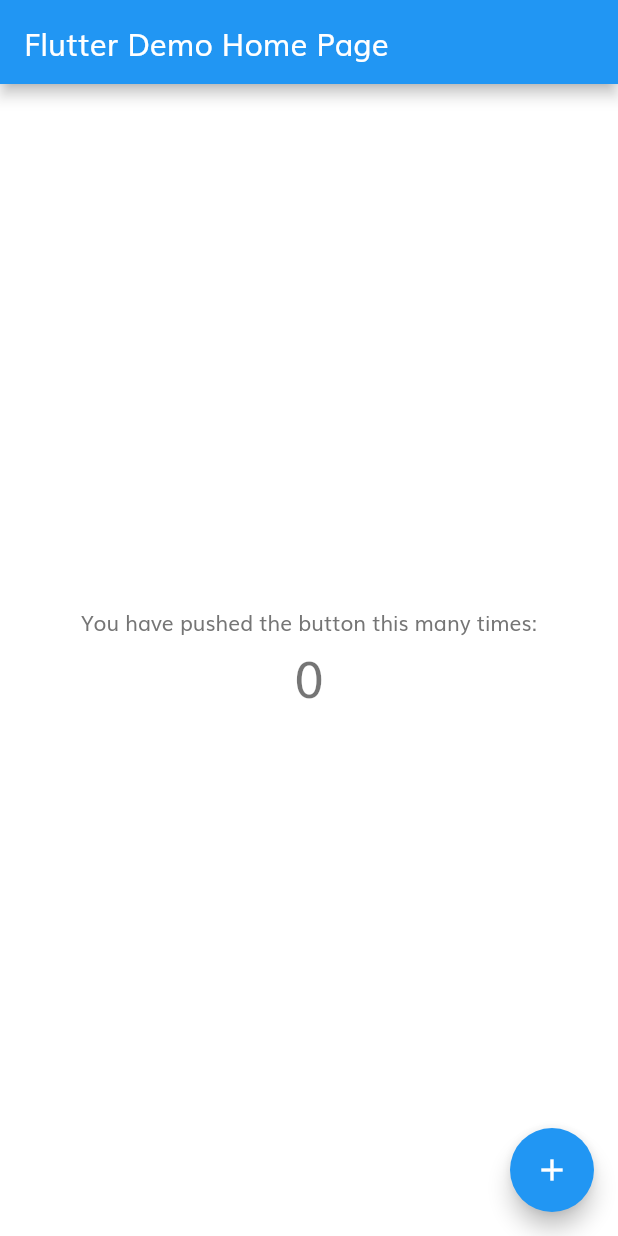
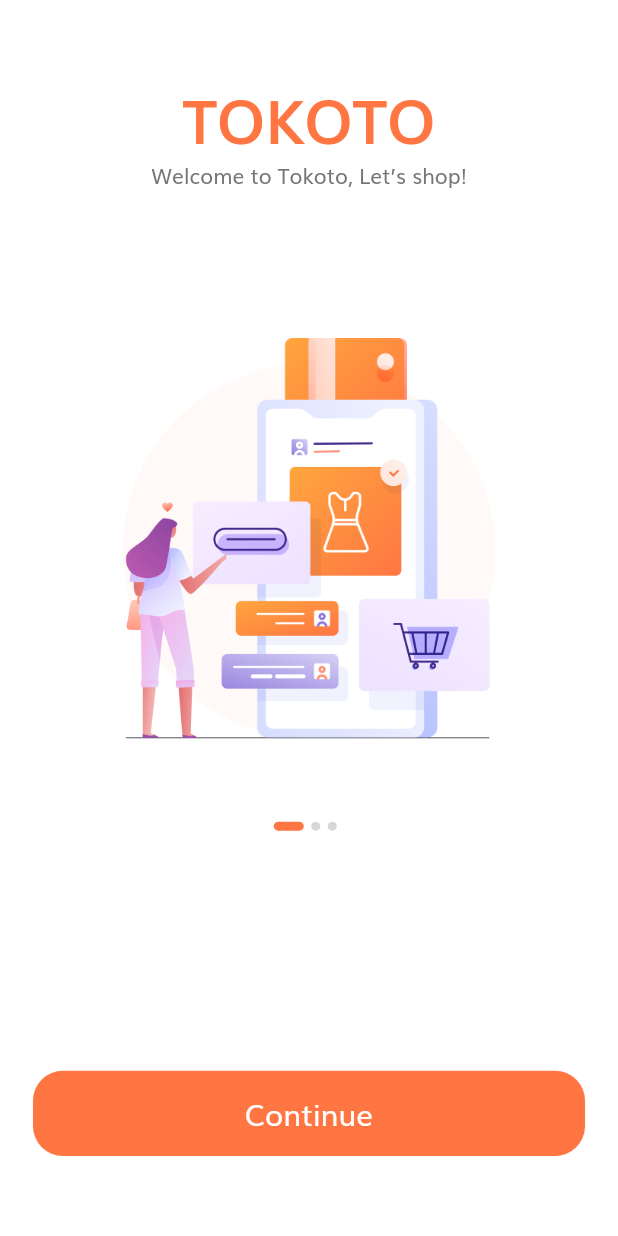
Before and after one commit to boytpcm123/shop_app, a Flutter app: the screen it shows after launch, on a phone screen of 412 x 824 dp. Run offline on Flutter 3.47's test engine with Material 2 defaults, Android fonts, the phone set to English and light mode, and no system bars.

Commit message:
Add splash screen

```diff
--- /dev/null
+++ b/lib/components/default_button.dart
@@ -0,0 +1,37 @@
+import 'package:flutter/material.dart';
+
+import '../constants.dart';
+import '../size_config.dart';
+
+class DefaultButton extends StatelessWidget {
+  const DefaultButton({
+    Key key,
+    this.text,
+    this.press,
+  }) : super(key: key);
+
+  final String text;
+  final Function press;
+
+  @override
+  Widget build(BuildContext context) {
+    return SizedBox(
+      width: double.infinity,
+      height: getProportionateScreenHeight(56),
+      child: FlatButton(
+        shape: RoundedRectangleBorder(
+          borderRadius: BorderRadius.circular(20),
+        ),
+        color: kPrimaryColor,
+        onPressed: press,
+        child: Text(
+          text,
+          style: TextStyle(
+            fontSize: getProportionateScreenWidth(18),
+            color: Colors.white,
+          ),
+        ),
+      ),
+    );
+  }
+}
--- a/lib/main.dart
+++ b/lib/main.dart
@@ -1,5 +1,7 @@
 import 'package:flutter/material.dart';
 import 'package:shop_app/constants.dart';
+import 'package:shop_app/routes.dart';
+import 'package:shop_app/screens/splash/splash_screen.dart';
 
 void main() {
   runApp(MyApp());
@@ -10,6 +12,7 @@ class MyApp extends StatelessWidget {
   @override
   Widget build(BuildContext context) {
     return MaterialApp(
+      debugShowCheckedModeBanner: false,
       title: 'Flutter Demo',
       theme: ThemeData(
         scaffoldBackgroundColor: Colors.white,
@@ -20,92 +23,9 @@ class MyApp extends StatelessWidget {
         ),
         visualDensity: VisualDensity.adaptivePlatformDensity,
       ),
-      home: MyHomePage(title: 'Flutter Demo Home Page'),
+      //home: SplashScreen(),
+      initialRoute: SplashScreen.routeName,
+      routes: routes,
     );
   }
 }
-
-class MyHomePage extends StatefulWidget {
-  MyHomePage({Key key, this.title}) : super(key: key);
-
-  // This widget is the home page of your application. It is stateful, meaning
-  // that it has a State object (defined below) that contains fields that affect
-  // how it looks.
-
-  // This class is the configuration for the state. It holds the values (in this
-  // case the title) provided by the parent (in this case the App widget) and
-  // used by the build method of the State. Fields in a Widget subclass are
-  // always marked "final".
-
-  final String title;
-
-  @override
-  _MyHomePageState createState() => _MyHomePageState();
-}
-
-class _MyHomePageState extends State<MyHomePage> {
-  int _counter = 0;
-
-  void _incrementCounter() {
-    setState(() {
-      // This call to setState tells the Flutter framework that something has
-      // changed in this State, which causes it to rerun the build method below
-      // so that the display can reflect the updated values. If we changed
-      // _counter without calling setState(), then the build method would not be
-      // called again, and so nothing would appear to happen.
-      _counter++;
-    });
-  }
-
-  @override
-  Widget build(BuildContext context) {
-    // This method is rerun every time setState is called, for instance as done
-    // by the _incrementCounter method above.
-    //
-    // The Flutter framework has been optimized to make rerunning build methods
-    // fast, so that you can just rebuild anything that needs updating rather
-    // than having to individually change instances of widgets.
-    return Scaffold(
-      appBar: AppBar(
-        // Here we take the value from the MyHomePage object that was created by
-        // the App.build method, and use it to set our appbar title.
-        title: Text(widget.title),
-      ),
-      body: Center(
-        // Center is a layout widget. It takes a single child and positions it
-        // in the middle of the parent.
-        child: Column(
-          // Column is also a layout widget. It takes a list of children and
-          // arranges them vertically. By default, it sizes itself to fit its
-          // children horizontally, and tries to be as tall as its parent.
-          //
-          // Invoke "debug painting" (press "p" in the console, choose the
-          // "Toggle Debug Paint" action from the Flutter Inspector in Android
-          // Studio, or the "Toggle Debug Paint" command in Visual Studio Code)
-          // to see the wireframe for each widget.
-          //
-          // Column has various properties to control how it sizes itself and
-          // how it positions its children. Here we use mainAxisAlignment to
-          // center the children vertically; the main axis here is the vertical
-          // axis because Columns are vertical (the cross axis would be
-          // horizontal).
-          mainAxisAlignment: MainAxisAlignment.center,
-          children: <Widget>[
-            Text(
-              'You have pushed the button this many times:',
-            ),
-            Text(
-              '$_counter',
-              style: Theme.of(context).textTheme.headline4,
-            ),
-          ],
-        ),
-      ),
-      floatingActionButton: FloatingActionButton(
-        onPressed: _incrementCounter,
-        tooltip: 'Increment',
-        child: Icon(Icons.add),
-      ), // This trailing comma makes auto-formatting nicer for build methods.
-    );
-  }
-}
--- /dev/null
+++ b/lib/routes.dart
@@ -0,0 +1,8 @@
+import 'package:flutter/material.dart';
+import 'package:shop_app/screens/splash/splash_screen.dart';
+
+// We use name route
+// All our routes will be available here
+final Map<String, WidgetBuilder> routes = {
+  SplashScreen.routeName: (context) => SplashScreen(),
+};
--- /dev/null
+++ b/lib/screens/splash/components/body.dart
@@ -0,0 +1,100 @@
+import 'package:flutter/material.dart';
+import 'package:shop_app/constants.dart';
+import 'package:shop_app/size_config.dart';
+
+//This is the best practice
+import '../components/splash_content.dart';
+import '../../../components/default_button.dart';
+
+class Body extends StatefulWidget {
+  const Body({Key key}) : super(key: key);
+
+  @override
+  _BodyState createState() => _BodyState();
+}
+
+class _BodyState extends State<Body> {
+  int currentPage = 0;
+
+  List<Map<String, String>> splashData = [
+    {
+      "text": "Welcome to Tokoto, Let’s shop!",
+      "image": "assets/images/splash_1.png"
+    },
+    {
+      "text":
+          "We help people conect with store \naround United State of America",
+      "image": "assets/images/splash_2.png"
+    },
+    {
+      "text": "We show the easy way to shop. \nJust stay at home with us",
+      "image": "assets/images/splash_3.png"
+    },
+  ];
+  @override
+  Widget build(BuildContext context) {
+    return SafeArea(
+      child: SizedBox(
+        width: double.infinity,
+        child: Column(
+          children: [
+            Expanded(
+              flex: 3,
+              child: PageView.builder(
+                onPageChanged: (value) {
+                  setState(() {
+                    currentPage = value;
+                  });
+                },
+                itemCount: splashData.length,
+                itemBuilder: (context, index) => SplashContent(
+                  image: splashData[index]["image"],
+                  text: splashData[index]['text'],
+                ),
+              ),
+            ),
+            Expanded(
+              flex: 2,
+              child: Padding(
+                padding: EdgeInsets.symmetric(
+                  horizontal: getProportionateScreenWidth(20),
+                ),
+                child: Column(
+                  children: [
+                    const Spacer(),
+                    Row(
+                      mainAxisAlignment: MainAxisAlignment.center,
+                      children: List.generate(
+                        splashData.length,
+                        (index) => buildDot(index: index),
+                      ),
+                    ),
+                    Spacer(flex: 3),
+                    DefaultButton(
+                      text: "Continue",
+                      press: () {},
+                    ),
+                    Spacer()
+                  ],
+                ),
+              ),
+            )
+          ],
+        ),
+      ),
+    );
+  }
+
+  AnimatedContainer buildDot({int index}) {
+    return AnimatedContainer(
+      duration: kThemeAnimationDuration,
+      margin: const EdgeInsets.only(right: 5),
+      width: currentPage == index ? 20 : 6,
+      height: 6,
+      decoration: BoxDecoration(
+        color: currentPage == index ? kPrimaryColor : const Color(0xFFD8D8D8),
+        borderRadius: BorderRadius.circular(3),
+      ),
+    );
+  }
+}
--- /dev/null
+++ b/lib/screens/splash/components/splash_content.dart
@@ -0,0 +1,43 @@
+import 'package:flutter/material.dart';
+
+import '../../../constants.dart';
+import '../../../size_config.dart';
+
+class SplashContent extends StatelessWidget {
+  const SplashContent({
+    Key key,
+    this.text,
+    this.image,
+  }) : super(key: key);
+
+  final String text, image;
+
+  @override
+  Widget build(BuildContext context) {
+    return Column(
+      children: [
+        const Spacer(),
+        Text(
+          "TOKOTO",
+          style: TextStyle(
+            fontSize: getProportionateScreenWidth(36),
+            color: kPrimaryColor,
+            fontWeight: FontWeight.bold,
+          ),
+        ),
+        Text(
+          text,
+          textAlign: TextAlign.center,
+        ),
+        const Spacer(
+          flex: 2,
+        ),
+        Image.asset(
+          image,
+          height: getProportionateScreenHeight(265),
+          width: getProportionateScreenWidth(235),
+        )
+      ],
+    );
+  }
+}
--- /dev/null
+++ b/lib/screens/splash/splash_screen.dart
@@ -0,0 +1,16 @@
+import 'package:flutter/material.dart';
+import 'package:shop_app/size_config.dart';
+
+import 'components/body.dart';
+
+class SplashScreen extends StatelessWidget {
+  static String routeName = "/splash";
+  @override
+  Widget build(BuildContext context) {
+    //You have to call it on your starting screen
+    SizeConfig().init(context);
+    return const Scaffold(
+      body: Body(),
+    );
+  }
+}
```
